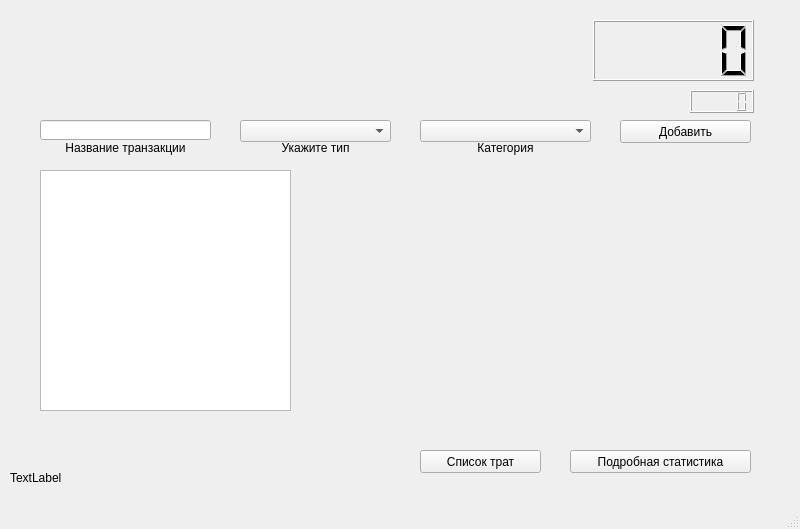
Qt form main.ui (r-kulik/germes) before a commit.
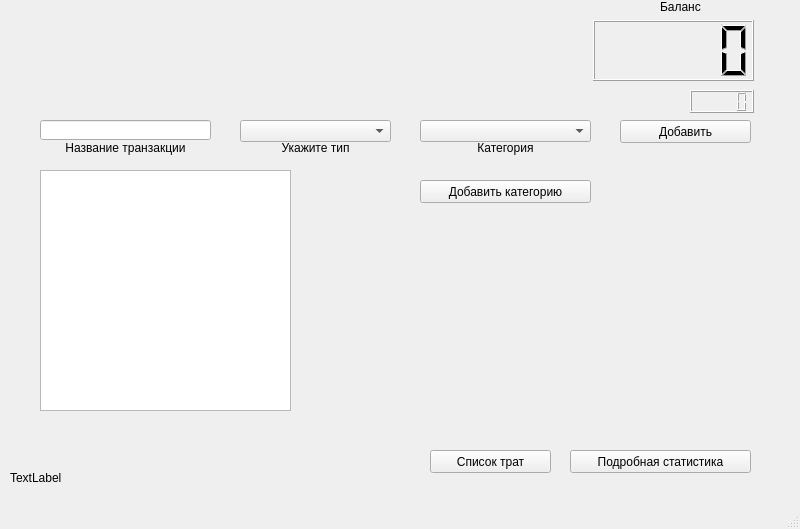
The same form after that commit.

Commit message: Какие-то баги

```diff
--- a/main.ui
+++ b/main.ui
@@ -70,7 +70,7 @@
    <widget class="QPushButton" name="pushButton_2">
     <property name="geometry">
      <rect>
-      <x>420</x>
+      <x>430</x>
       <y>450</y>
       <width>121</width>
       <height>23</height>
@@ -174,6 +174,32 @@
      <string>TextLabel</string>
     </property>
    </widget>
+   <widget class="QPushButton" name="pushButton_4">
+    <property name="geometry">
+     <rect>
+      <x>420</x>
+      <y>180</y>
+      <width>171</width>
+      <height>23</height>
+     </rect>
+    </property>
+    <property name="text">
+     <string>Добавить категорию</string>
+    </property>
+   </widget>
+   <widget class="QLabel" name="label_5">
+    <property name="geometry">
+     <rect>
+      <x>660</x>
+      <y>0</y>
+      <width>47</width>
+      <height>13</height>
+     </rect>
+    </property>
+    <property name="text">
+     <string>Баланс</string>
+    </property>
+   </widget>
   </widget>
   <widget class="QMenuBar" name="menubar">
    <property name="geometry">
```
The commit also changes 1 other file.
